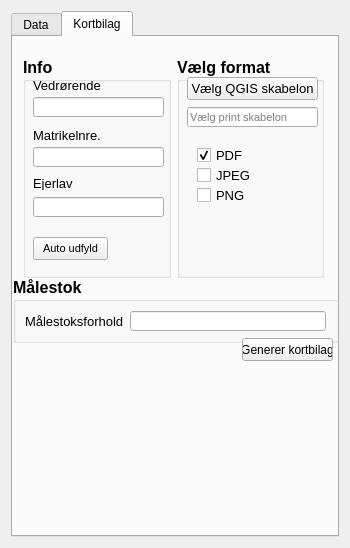
Before: the Qt Designer form tinglysning_gml_dialog_base.ui in danielarnason/TinglysningGml, drawn with Qt 5.
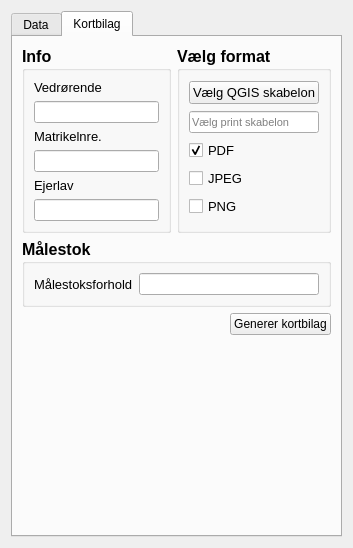
After: the same form once the commit is applied. The open tabs and pages were chosen to show the change.

Commit message: Andet faneblad i UI gjort 'pænt'. Matrikler kommer nu automatisk over, når man gemmer gml filen.

Patch:
```diff
--- a/tinglysning_gml_dialog_base.ui
+++ b/tinglysning_gml_dialog_base.ui
@@ -6,7 +6,7 @@
    <rect>
     <x>0</x>
     <y>0</y>
-    <width>350</width>
+    <width>353</width>
     <height>548</height>
    </rect>
   </property>
@@ -383,66 +383,34 @@
       <attribute name="title">
        <string>Kortbilag</string>
       </attribute>
-      <widget class="QGroupBox" name="groupBox_3">
-       <property name="geometry">
-        <rect>
-         <x>0</x>
-         <y>240</y>
-         <width>325</width>
-         <height>66</height>
-        </rect>
-       </property>
-       <property name="font">
-        <font>
-         <pointsize>12</pointsize>
-         <weight>75</weight>
-         <bold>true</bold>
-        </font>
-       </property>
-       <property name="title">
-        <string>Målestok</string>
-       </property>
-       <layout class="QGridLayout" name="gridLayout_13">
+      <layout class="QGridLayout" name="gridLayout_18">
+       <item row="1" column="0">
+        <layout class="QGridLayout" name="gridLayout_17">
         <item row="0" column="0">
-         <layout class="QFormLayout" name="formLayout">
-          <item row="0" column="0">
-           <widget class="QLabel" name="label_17">
-            <property name="font">
-             <font>
-              <pointsize>10</pointsize>
-              <weight>50</weight>
-              <bold>false</bold>
-             </font>
-            </property>
-            <property name="text">
-             <string>Målestoksforhold</string>
-            </property>
-           </widget>
+          <spacer name="horizontalSpacer">
+           <property name="orientation">
+            <enum>Qt::Horizontal</enum>
+           </property>
+           <property name="sizeHint" stdset="0">
+            <size>
+             <width>40</width>
+             <height>20</height>
+            </size>
+           </property>
+          </spacer>
           </item>
           <item row="0" column="1">
-           <widget class="QLineEdit" name="lineEdit_8">
-            <property name="font">
-             <font>
-              <pointsize>8</pointsize>
-              <weight>50</weight>
-              <bold>false</bold>
-             </font>
+          <widget class="QPushButton" name="pushButton_5">
+           <property name="text">
+            <string>Generer kortbilag</string>
             </property>
            </widget>
           </item>
          </layout>
         </item>
-       </layout>
-      </widget>
-      <widget class="QWidget" name="layoutWidget">
-       <property name="geometry">
-        <rect>
-         <x>10</x>
-         <y>20</y>
-         <width>301</width>
-         <height>221</height>
-        </rect>
-       </property>
+       <item row="0" column="0">
+        <layout class="QGridLayout" name="gridLayout_16">
+         <item row="0" column="0">
        <layout class="QGridLayout" name="gridLayout_12">
         <item row="0" column="0">
          <widget class="QGroupBox" name="groupBox">
@@ -456,49 +424,9 @@
           <property name="title">
            <string>Info</string>
           </property>
-          <widget class="QLineEdit" name="lineEdit_7">
-           <property name="geometry">
-            <rect>
-             <x>10</x>
-             <y>140</y>
-             <width>131</width>
-             <height>20</height>
-            </rect>
-           </property>
-           <property name="font">
-            <font>
-             <pointsize>8</pointsize>
-             <weight>50</weight>
-             <bold>false</bold>
-            </font>
-           </property>
-          </widget>
-          <widget class="QLineEdit" name="lineEdit_5">
-           <property name="geometry">
-            <rect>
-             <x>10</x>
-             <y>40</y>
-             <width>131</width>
-             <height>20</height>
-            </rect>
-           </property>
-           <property name="font">
-            <font>
-             <pointsize>8</pointsize>
-             <weight>50</weight>
-             <bold>false</bold>
-            </font>
-           </property>
-          </widget>
+             <layout class="QGridLayout" name="gridLayout_14">
+              <item row="0" column="0">
           <widget class="QLabel" name="label_14">
-           <property name="geometry">
-            <rect>
-             <x>10</x>
-             <y>20</y>
-             <width>71</width>
-             <height>16</height>
-            </rect>
-           </property>
            <property name="font">
             <font>
              <pointsize>10</pointsize>
@@ -510,35 +438,20 @@
             <string>Vedrørende</string>
            </property>
           </widget>
-          <widget class="QLabel" name="label_16">
-           <property name="geometry">
-            <rect>
-             <x>10</x>
-             <y>120</y>
-             <width>46</width>
-             <height>13</height>
-            </rect>
-           </property>
+              </item>
+              <item row="1" column="0">
+               <widget class="QLineEdit" name="lineEdit_5">
            <property name="font">
             <font>
-             <pointsize>10</pointsize>
+                  <pointsize>8</pointsize>
              <weight>50</weight>
              <bold>false</bold>
             </font>
            </property>
-           <property name="text">
-            <string>Ejerlav</string>
-           </property>
-          </widget>
+               </widget>
+              </item>
+              <item row="2" column="0">
           <widget class="QLabel" name="label_15">
-           <property name="geometry">
-            <rect>
-             <x>10</x>
-             <y>70</y>
-             <width>71</width>
-             <height>16</height>
-            </rect>
-           </property>
            <property name="font">
             <font>
              <pointsize>10</pointsize>
@@ -550,15 +463,9 @@
             <string>Matrikelnre.</string>
            </property>
           </widget>
+              </item>
+              <item row="3" column="0">
           <widget class="QLineEdit" name="lineEdit_6">
-           <property name="geometry">
-            <rect>
-             <x>10</x>
-             <y>90</y>
-             <width>131</width>
-             <height>20</height>
-            </rect>
-           </property>
            <property name="font">
             <font>
              <pointsize>8</pointsize>
@@ -567,26 +474,33 @@
             </font>
            </property>
           </widget>
-          <widget class="QPushButton" name="pushButton_7">
-           <property name="geometry">
-            <rect>
-             <x>10</x>
-             <y>180</y>
-             <width>75</width>
-             <height>23</height>
-            </rect>
-           </property>
+              </item>
+              <item row="4" column="0">
+               <widget class="QLabel" name="label_16">
            <property name="font">
             <font>
-             <pointsize>8</pointsize>
+                  <pointsize>10</pointsize>
              <weight>50</weight>
              <bold>false</bold>
             </font>
            </property>
            <property name="text">
-            <string>Auto udfyld</string>
-           </property>
-          </widget>
+                 <string>Ejerlav</string>
+                </property>
+               </widget>
+              </item>
+              <item row="5" column="0">
+               <widget class="QLineEdit" name="lineEdit_7">
+                <property name="font">
+                 <font>
+                  <pointsize>8</pointsize>
+                  <weight>50</weight>
+                  <bold>false</bold>
+                 </font>
+                </property>
+               </widget>
+              </item>
+             </layout>
          </widget>
         </item>
         <item row="0" column="1">
@@ -601,15 +515,9 @@
           <property name="title">
            <string>Vælg format</string>
           </property>
+             <layout class="QGridLayout" name="gridLayout_15">
+              <item row="0" column="0">
           <widget class="QPushButton" name="pushButton_6">
-           <property name="geometry">
-            <rect>
-             <x>10</x>
-             <y>20</y>
-             <width>131</width>
-             <height>23</height>
-            </rect>
-           </property>
            <property name="font">
             <font>
              <pointsize>10</pointsize>
@@ -621,15 +529,9 @@
             <string>Vælg QGIS skabelon</string>
            </property>
           </widget>
+              </item>
+              <item row="1" column="0">
           <widget class="QLineEdit" name="lineEdit_9">
-           <property name="geometry">
-            <rect>
-             <x>10</x>
-             <y>50</y>
-             <width>131</width>
-             <height>20</height>
-            </rect>
-           </property>
            <property name="font">
             <font>
              <pointsize>8</pointsize>
@@ -641,35 +543,9 @@
             <string>Vælg print skabelon</string>
            </property>
           </widget>
-          <widget class="QCheckBox" name="checkBox_3">
-           <property name="geometry">
-            <rect>
-             <x>20</x>
-             <y>130</y>
-             <width>91</width>
-             <height>17</height>
-            </rect>
-           </property>
-           <property name="font">
-            <font>
-             <pointsize>10</pointsize>
-             <weight>50</weight>
-             <bold>false</bold>
-            </font>
-           </property>
-           <property name="text">
-            <string>PNG</string>
-           </property>
-          </widget>
+              </item>
+              <item row="2" column="0">
           <widget class="QCheckBox" name="checkBox">
-           <property name="geometry">
-            <rect>
-             <x>20</x>
-             <y>90</y>
-             <width>91</width>
-             <height>17</height>
-            </rect>
-           </property>
            <property name="font">
             <font>
              <pointsize>10</pointsize>
@@ -684,15 +560,9 @@
             <bool>true</bool>
            </property>
           </widget>
+              </item>
+              <item row="3" column="0">
           <widget class="QCheckBox" name="checkBox_2">
-           <property name="geometry">
-            <rect>
-             <x>20</x>
-             <y>110</y>
-             <width>91</width>
-             <height>17</height>
-            </rect>
-           </property>
            <property name="font">
             <font>
              <pointsize>10</pointsize>
@@ -704,23 +574,83 @@
             <string>JPEG</string>
            </property>
           </widget>
+              </item>
+              <item row="4" column="0">
+               <widget class="QCheckBox" name="checkBox_3">
+                <property name="font">
+                 <font>
+                  <pointsize>10</pointsize>
+                  <weight>50</weight>
+                  <bold>false</bold>
+                 </font>
+                </property>
+                <property name="text">
+                 <string>PNG</string>
+                </property>
          </widget>
         </item>
        </layout>
       </widget>
-      <widget class="QPushButton" name="pushButton_5">
-       <property name="geometry">
-        <rect>
-         <x>229</x>
-         <y>301</y>
-         <width>91</width>
-         <height>23</height>
-        </rect>
-       </property>
+           </item>
+          </layout>
+         </item>
+         <item row="1" column="0">
+          <widget class="QGroupBox" name="groupBox_3">
+           <property name="font">
+            <font>
+             <pointsize>12</pointsize>
+             <weight>75</weight>
+             <bold>true</bold>
+            </font>
+           </property>
+           <property name="title">
+            <string>Målestok</string>
+           </property>
+           <layout class="QGridLayout" name="gridLayout_13">
+            <item row="0" column="0">
+             <widget class="QLabel" name="label_17">
+              <property name="font">
+               <font>
+                <pointsize>10</pointsize>
+                <weight>50</weight>
+                <bold>false</bold>
+               </font>
+              </property>
        <property name="text">
-        <string>Generer kortbilag</string>
-       </property>
-      </widget>
+               <string>Målestoksforhold</string>
+              </property>
+             </widget>
+            </item>
+            <item row="0" column="1">
+             <widget class="QLineEdit" name="lineEdit_8">
+              <property name="font">
+               <font>
+                <pointsize>8</pointsize>
+                <weight>50</weight>
+                <bold>false</bold>
+               </font>
+              </property>
+             </widget>
+            </item>
+           </layout>
+          </widget>
+         </item>
+        </layout>
+       </item>
+       <item row="2" column="0">
+        <spacer name="verticalSpacer">
+         <property name="orientation">
+          <enum>Qt::Vertical</enum>
+         </property>
+         <property name="sizeHint" stdset="0">
+          <size>
+           <width>20</width>
+           <height>40</height>
+          </size>
+         </property>
+        </spacer>
+       </item>
+      </layout>
      </widget>
     </widget>
    </item>
```
Lines whose indentation alone changed are shown as unchanged. The commit also changes 1 other file.
